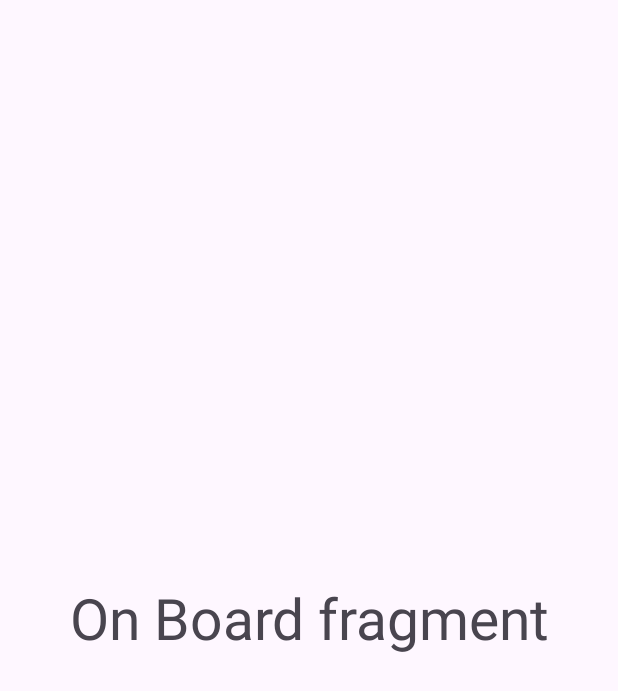
After one commit to Aa1ikv/LoveCalculate, an Android app: the OnBoardFragment screen opened through its navigation route, on a phone screen of 412 x 824 dp. The commit adds this screen. Shown: the top 691 px of the screen. Run offline under Robolectric (Android 15) with nearby library versions, the phone set to English and light mode, and no system bars; our stand-ins replace navigation-ui; 4 statements that could not run were skipped.

Commit message:
HomeWork2.1

```diff
--- a/app/src/main/AndroidManifest.xml
+++ b/app/src/main/AndroidManifest.xml
@@ -13,7 +13,7 @@
         android:theme="@style/Theme.LoveCalculate"
         tools:targetApi="31">
         <activity
-            android:name=".MainActivity"
+            android:name=".ui.activity.MainActivity"
             android:exported="true">
             <intent-filter>
                 <action android:name="android.intent.action.MAIN" />
--- /dev/null
+++ b/app/src/main/java/com/example/lovecalculate/ui/fragments/OnBoardFragment.kt
@@ -0,0 +1,60 @@
+package com.example.lovecalculate.ui.fragments
+
+import android.os.Bundle
+import androidx.fragment.app.Fragment
+import android.view.LayoutInflater
+import android.view.View
+import android.view.ViewGroup
+import com.example.lovecalculate.R
+
+// TODO: Rename parameter arguments, choose names that match
+// the fragment initialization parameters, e.g. ARG_ITEM_NUMBER
+private const val ARG_PARAM1 = "param1"
+private const val ARG_PARAM2 = "param2"
+
+/**
+ * A simple [Fragment] subclass.
+ * Use the [OnBoardFragment.newInstance] factory method to
+ * create an instance of this fragment.
+ */
+class OnBoardFragment : Fragment() {
+    // TODO: Rename and change types of parameters
+    private var param1: String? = null
+    private var param2: String? = null
+
+    override fun onCreate(savedInstanceState: Bundle?) {
+        super.onCreate(savedInstanceState)
+        arguments?.let {
+            param1 = it.getString(ARG_PARAM1)
+            param2 = it.getString(ARG_PARAM2)
+        }
+    }
+
+    override fun onCreateView(
+        inflater: LayoutInflater, container: ViewGroup?,
+        savedInstanceState: Bundle?
+    ): View? {
+        // Inflate the layout for this fragment
+        return inflater.inflate(R.layout.fragment_on_board, container, false)
+    }
+
+    companion object {
+        /**
+         * Use this factory method to create a new instance of
+         * this fragment using the provided parameters.
+         *
+         * @param param1 Parameter 1.
+         * @param param2 Parameter 2.
+         * @return A new instance of fragment OnBoardFragment.
+         */
+        // TODO: Rename and change types and number of parameters
+        @JvmStatic
+        fun newInstance(param1: String, param2: String) =
+            OnBoardFragment().apply {
+                arguments = Bundle().apply {
+                    putString(ARG_PARAM1, param1)
+                    putString(ARG_PARAM2, param2)
+                }
+            }
+    }
+}
--- a/app/src/main/res/layout/activity_main.xml
+++ b/app/src/main/res/layout/activity_main.xml
@@ -5,15 +5,15 @@
     android:id="@+id/main"
     android:layout_width="match_parent"
     android:layout_height="match_parent"
-    tools:context=".MainActivity">
+    tools:context=".ui.activity.MainActivity">
 
-    <TextView
-        android:layout_width="wrap_content"
-        android:layout_height="wrap_content"
-        android:text="Hello World!"
-        app:layout_constraintBottom_toBottomOf="parent"
-        app:layout_constraintEnd_toEndOf="parent"
-        app:layout_constraintStart_toStartOf="parent"
-        app:layout_constraintTop_toTopOf="parent" />
+    <androidx.fragment.app.FragmentContainerView
+        android:id="@+id/nav_host_fragment"
+        android:name="androidx.navigation.fragment.NavHostFragment"
+        app:navGraph="@navigation/nav_graph"
+        app:defaultNavHost="true"
+        android:layout_width="match_parent"
+        android:layout_height="match_parent"
+        />
 
 </androidx.constraintlayout.widget.ConstraintLayout>
--- /dev/null
+++ b/app/src/main/res/layout/fragment_on_board.xml
@@ -0,0 +1,17 @@
+<?xml version="1.0" encoding="utf-8"?>
+<FrameLayout xmlns:android="http://schemas.android.com/apk/res/android"
+    xmlns:tools="http://schemas.android.com/tools"
+    android:layout_width="match_parent"
+    android:layout_height="match_parent"
+    tools:context=".ui.fragments.OnBoardFragment"
+    >
+
+    <TextView
+        android:id="@+id/txt_on_board_fragment"
+        android:layout_width="match_parent"
+        android:layout_height="match_parent"
+        android:text="On Board fragment"
+        android:gravity="center"
+        android:textSize="38sp"/>
+
+</FrameLayout>
--- /dev/null
+++ b/app/src/main/res/navigation/nav_graph.xml
@@ -0,0 +1,23 @@
+<?xml version="1.0" encoding="utf-8"?>
+<navigation xmlns:android="http://schemas.android.com/apk/res/android"
+    xmlns:app="http://schemas.android.com/apk/res-auto"
+    xmlns:tools="http://schemas.android.com/tools"
+    android:id="@+id/nav_graph"
+    app:startDestination="@id/startFragment">
+
+    <fragment
+        android:id="@+id/startFragment"
+        android:name="com.example.lovecalculate.ui.fragments.StartFragment"
+        android:label="fragment_start"
+        tools:layout="@layout/fragment_start">
+        <action
+            android:id="@+id/action_startFragment_to_onBoardFragment"
+            app:destination="@id/onBoardFragment" />
+    </fragment>
+
+    <fragment
+        android:id="@+id/onBoardFragment"
+        android:name="com.example.lovecalculate.ui.fragments.OnBoardFragment"
+        android:label="fragment_on_board"
+        tools:layout="@layout/fragment_on_board" />
+</navigation>
--- a/app/src/main/res/values/strings.xml
+++ b/app/src/main/res/values/strings.xml
@@ -1,3 +1,5 @@
 <resources>
     <string name="app_name">LoveCalculate</string>
+    <!-- TODO: Remove or change this placeholder text -->
+    <string name="hello_blank_fragment">Hello blank fragment</string>
 </resources>
--- a/gradle/libs.versions.toml
+++ b/gradle/libs.versions.toml
@@ -9,9 +9,12 @@ appcompat = "1.7.0"
 material = "1.12.0"
 activity = "1.9.3"
 constraintlayout = "2.2.0"
+navigationFragment = "2.8.5"
 
 [libraries]
 androidx-core-ktx = { group = "androidx.core", name = "core-ktx", version.ref = "coreKtx" }
+androidx-navigation-fragment = { module = "androidx.navigation:navigation-fragment", version.ref = "navigationFragment" }
+androidx-navigation-ui = { module = "androidx.navigation:navigation-ui", version.ref = "navigationFragment" }
 junit = { group = "junit", name = "junit", version.ref = "junit" }
 androidx-junit = { group = "androidx.test.ext", name = "junit", version.ref = "junitVersion" }
 androidx-espresso-core = { group = "androidx.test.espresso", name = "espresso-core", version.ref = "espressoCore" }
```
Also changed, not shown: app/build.gradle.kts (+8 -0 lines), app/src/main/java/com/example/lovecalculate/MainActivity.kt (deleted, +0 -20 lines), app/src/main/java/com/example/lovecalculate/ui/activity/MainActivity.kt (added, +25 -0 lines), app/src/main/java/com/example/lovecalculate/ui/fragments/StartFragment.kt (added, +36 -0 lines), app/src/main/res/drawable/ic_people.xml (added, +20 -0 lines), app/src/main/res/layout/fragment_start.xml (added, +46 -0 lines), app/src/main/res/values/colors.xml (+22 -0 lines), app/src/main/res/font/einhorn_schrift_ttf.ttf (added), app/src/main/res/font/love_like_this.ttf (added).
